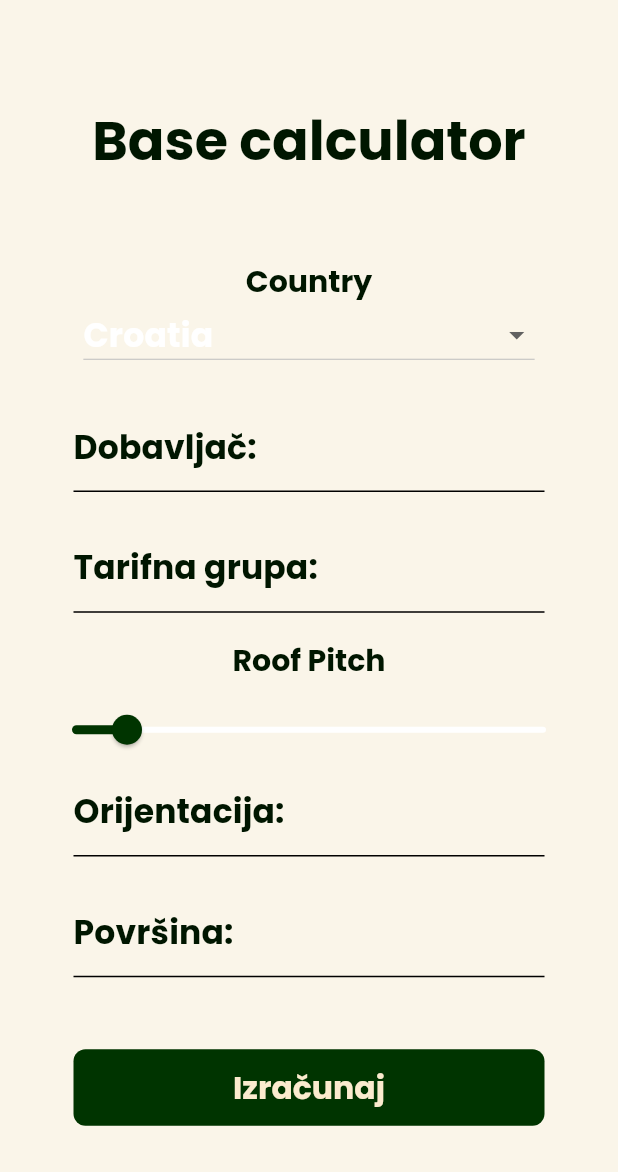
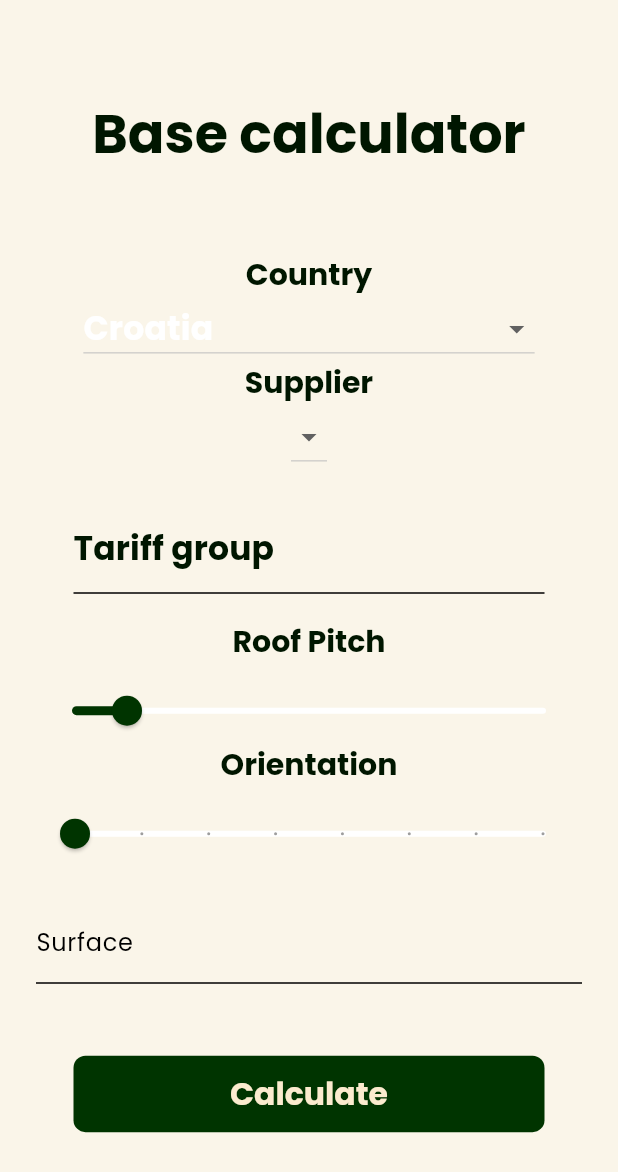
Before and after one commit to Yomi073/NRAM, a Flutter app: the CalculatorPage screen opened by its route, on a phone screen of 412 x 824 dp. Shown: the top 1172 px of the screen. Run offline on Flutter 3.47's test engine with Material 3 defaults, Android fonts, the phone set to English and light mode, and no system bars; our stand-ins replace bloc, dio, equatable, flutter_bloc, get_it, google_fonts and 2 more; generated files the repository leaves out were written again; network calls fail.

Commit message:
Start implementing calculator functionality

```diff
--- a/lib/features/presentation/pages/calc_page.dart
+++ b/lib/features/presentation/pages/calc_page.dart
@@ -1,13 +1,74 @@
+import 'dart:convert';
+
 import 'package:flutter/material.dart';
+import 'package:flutter/services.dart';
 import 'package:pv_smart_click/features/presentation/widgets/my_button.dart';
 import 'package:pv_smart_click/features/presentation/widgets/textfield.dart';
+
+import 'package:http/http.dart' as http;
 
 class CalculatorPage extends StatefulWidget {
   @override
   _CalculatorPageState createState() => _CalculatorPageState();
 }
 
+Future<dynamic> fetchSupplier(queryParams) async {
+
+  final response = await http
+      .get(Uri.parse('https://dev.backend.pvsmartclick.com/price/supplierName').replace(queryParameters: queryParams),
+    headers: {
+      'Content-Type': 'application/json',
+      'Authorization': 'Bearer xxx', // Example: Authorization header with a bearer token
+    },
+  );
+
+  if (response.statusCode == 200) {
+    return response.body;
+  } else {
+    throw Exception('Failed to load supplier');
+  }
+}
+
+
+Future<dynamic> fetchData() async {
+  final List<Map<String, String>> queryParamsList = [
+    {'country': 'HR', 'privacyStatus': 'PUBLIC_ALL'},
+    {'country': 'BA', 'privacyStatus': 'PUBLIC_ALL'},
+  ];
+
+  List<Map<String, dynamic>> _results = [];
+
+  for (var queryParams in queryParamsList) {
+    try {
+      dynamic result = await fetchSupplier(queryParams);
+
+      // Parse the JSON string
+      List<String> data = jsonDecode(result);
+
+      _results.add({queryParams['country']!: data});
+
+    } catch (e) {
+      print('Error fetching supplier: $e');
+    }
+  }
+
+  print(_results.runtimeType);
+
+  print(_results);
+  return _results;
+  // [{HR: [{"name":"HEP ELEKTRA"},{"name":"UREDBA VLADE"}]}, {BA: [{"name":"JP Elektroprivreda HZHB"},{"name":"JP Elektroprivreda BIH"},{"name":"JP Elektroprivreda Republike Srpske"}]}
+
+
+}
+
+
 class _CalculatorPageState extends State<CalculatorPage> {
+  @override
+  void initState() {
+    super.initState();
+    fetchData();
+  }
+
   final country = TextEditingController();
   final supplier = TextEditingController();
   final tariffGroup = TextEditingController();
@@ -18,18 +79,34 @@ class _CalculatorPageState extends State<CalculatorPage> {
   final area = TextEditingController();
 
   List<String> countries = [
-    'Albania',
+    'Croatia',
     'Bosnia and Herzegovina',
-    'Bulgaria',
-    'Croatia',
-    'Greece',
-    'Kosovo',
-    'Montenegro',
-    'North Macedonia',
-    'Romania',
-    'Serbia',
   ];
+
   String? selectedCountry = 'Croatia';
+
+  List<String> suppliers = [
+    '',
+  ];
+
+  String? selectedSupplier = '';
+
+
+  void updateOptionsForSecondDropdown() {
+    if (selectedCountry == 'Croatia') {
+      setState(() {
+        suppliers = ['', 'a A', 'v B', 'c C'];
+      });
+    } else if (selectedCountry == 'Bosnia and Herzegovina') {
+      setState(() {
+        suppliers = ['', 'Option A', 'Option B', 'Option C'];
+      });
+    } else {
+      setState(() {
+        suppliers = [''];
+      });
+    }
+  }
 
   double _currentSliderValue = 20;
 
@@ -37,6 +114,24 @@ class _CalculatorPageState extends State<CalculatorPage> {
     Navigator.pushReplacementNamed(context, '/result');
   }
 
+  double _currentSliderValueOrientation = 0;
+
+  // Define orientation labels
+  List<String> orientationLabels = [
+    'N',
+    'NE',
+    'E',
+    'SE',
+    'S',
+    'SW',
+    'W',
+    'NW',
+  ];
+
+  String _getCurrentOrientationLabel() {
+    int index = _currentSliderValueOrientation.round();
+    return orientationLabels[index];
+  }
   @override
   Widget build(BuildContext context) {
     return Scaffold(
@@ -71,32 +166,37 @@ class _CalculatorPageState extends State<CalculatorPage> {
                               style: TextStyle(fontSize: 22))
                       ))
                           .toList(),
-                      onChanged: (item) => setState(() => selectedCountry = item)
+                      onChanged: (item) => {
+                        setState (() {
+                          selectedCountry = item;
+                          updateOptionsForSecondDropdown();
+                      })
+                  }),
+                  Text(
+                    'Supplier',
+                    style: Theme.of(context).textTheme.displaySmall,
                   ),
-                  const SizedBox(height: 20.0),
-                  MyTextField(
-                    controller: supplier,
-                    labelText: 'Dobavljač:',
-                    hintText: 'Odaberite dobavljača',
-                    obscureText: false,
+                  DropdownButton(
+                      menuMaxHeight: 300,
+                      value: selectedSupplier,
+                      items: suppliers
+                          .map((item) => DropdownMenuItem(
+                          value: item,
+                          child: Text(
+                              item,
+                              style: TextStyle(fontSize: 22))
+                      ))
+                          .toList(),
+                      onChanged: (item) => setState(() => selectedSupplier = item)
                   ),
                   const SizedBox(height: 20.0),
                   MyTextField(
                     controller: tariffGroup,
-                    labelText: 'Tarifna grupa:',
-                    hintText: 'Odaberite tarifnu grupu',
+                    labelText: 'Tariff group',
+                    hintText: 'Select a tariff group',
                     obscureText: false,
                   ),
                   const SizedBox(height: 20.0),
-                  /*
-                  MyTextField(
-                    controller: productionType,
-                    labelText: 'Način proračuna proizvodnje:',
-                    hintText: 'PVGIS',
-                    obscureText: false,
-                  ),
-                  const SizedBox(height: 20.0),
-                  */
                   Text(
                     'Roof Pitch',
                     style: Theme.of(context).textTheme.displaySmall,
@@ -113,22 +213,36 @@ class _CalculatorPageState extends State<CalculatorPage> {
                       });
                     },
                   ),
-                  MyTextField(
-                    controller: azimuth,
-                    labelText: 'Orijentacija:',
-                    hintText: 'Upišite orijentaciju',
-                    obscureText: false,
+                  Text(
+                    'Orientation',
+                    style: Theme.of(context).textTheme.displaySmall,
+                  ),
+                  const SizedBox(height: 10.0),
+                  Slider(
+                    value: _currentSliderValueOrientation,
+                    max: orientationLabels.length.toDouble() - 1, // Adjust the maximum value based on the number of labels
+                    divisions: orientationLabels.length - 1,
+                    label: _getCurrentOrientationLabel(),
+                    onChanged: (double value) {
+                      setState(() {
+                        _currentSliderValueOrientation = value;
+                      });
+                    },
                   ),
                   const SizedBox(height: 20.0),
-                  MyTextField(
+                  TextField(
                     controller: area,
-                    labelText: 'Površina:',
-                    hintText: 'Upišite površinu krova',
+                    keyboardType: TextInputType.numberWithOptions(decimal: true),
+                    inputFormatters: [FilteringTextInputFormatter.allow(RegExp(r'^\d+\.?\d{0,2}$'))],
+                    decoration: const InputDecoration(
+                      labelText: 'Surface',
+                      hintText: 'Enter the area of the roof',
+                    ),
                     obscureText: false,
                   ),
                   const SizedBox(height: 48.0),
                   MyButton(
-                    labelText: "Izračunaj",
+                    labelText: "Calculate",
                     onTap: (context) {
                       calculate(context);
                     },
```
